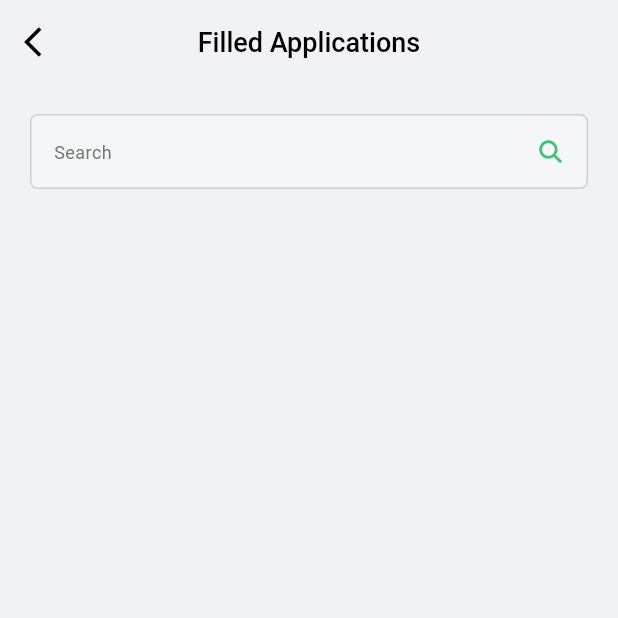
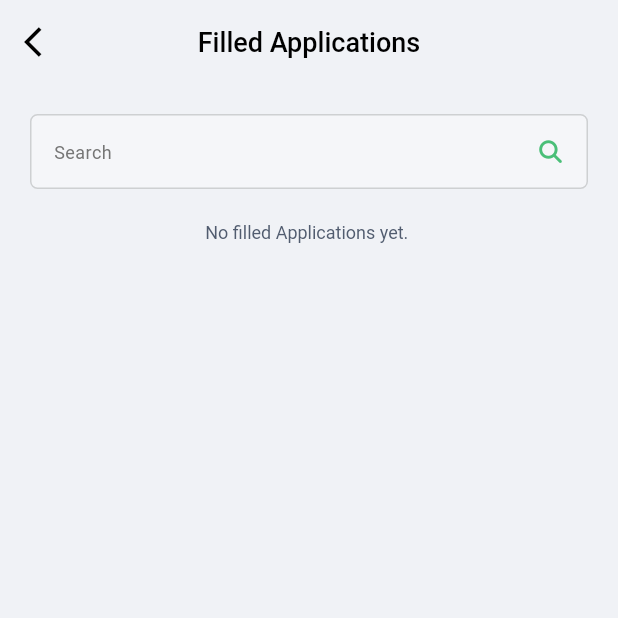
Before and after one commit to ima17/agricultural_insurance_system, a Flutter app: the FilledApplicationScreen screen opened directly, on a phone screen of 412 x 824 dp, the top half of it. Run offline on Flutter 3.47's test engine with Material 2 defaults, Android fonts, the phone set to English and light mode, and no system bars; our stand-ins replace cloud_firestore, faker, firebase_auth, firebase_core, firebase_storage, flutter_spinkit and 6 more; missing offline and left inert: regexed_validator; accounts and stored records are empty; project files that could hold a hidden picture were left out.

Commit message:
Show text when no filled application

```diff
--- a/lib/screens/filled_application_screen.dart
+++ b/lib/screens/filled_application_screen.dart
@@ -125,7 +125,13 @@ class _FilledApplicationScreenState extends State<FilledApplicationScreen> {
                     },
                   ),
                   SizedBox(height: 20.0),
-                  Expanded(
+                  filteredValues.isEmpty
+                      ? Text(
+                          'No filled Applications yet. ',
+                          style: TextStyle(
+                              fontSize: 12.0, color: Palette.kHeadingColor),
+                        )
+                      : Expanded(
                           child: ListView.builder(
                             itemCount: filteredValues.length,
                             itemBuilder: (context, index) {
```
Lines whose indentation alone changed are shown as unchanged.
